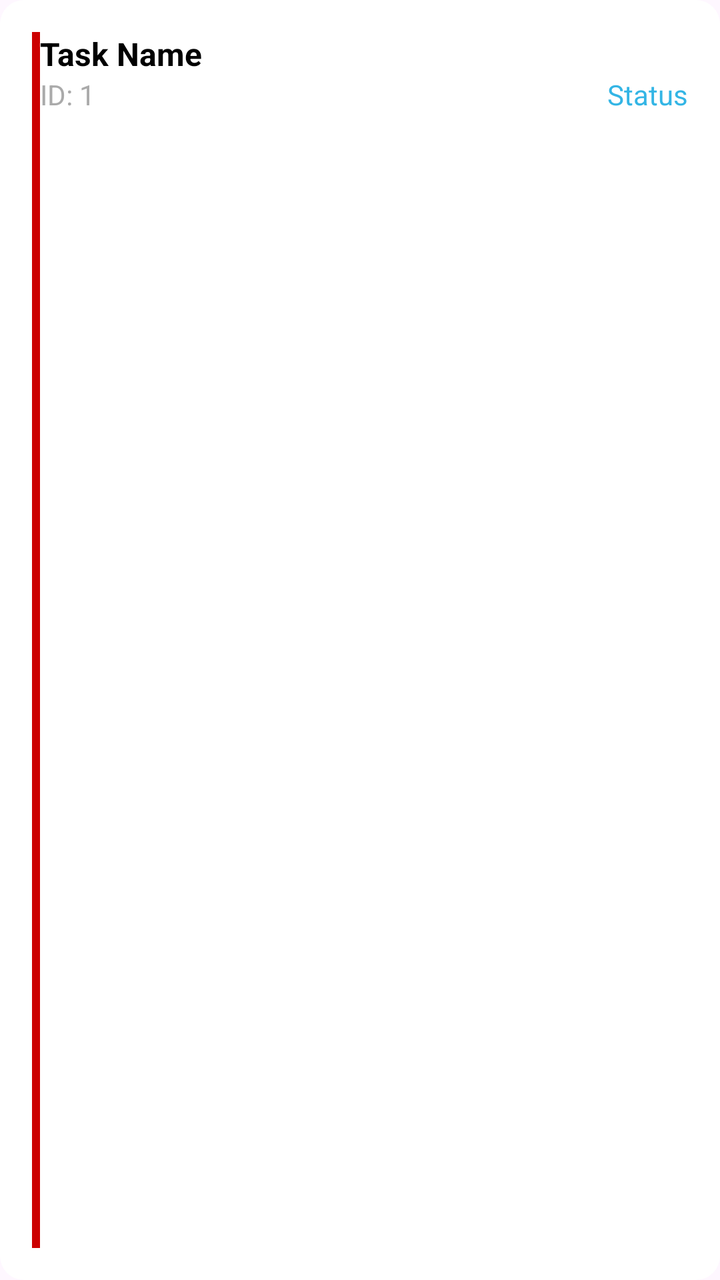
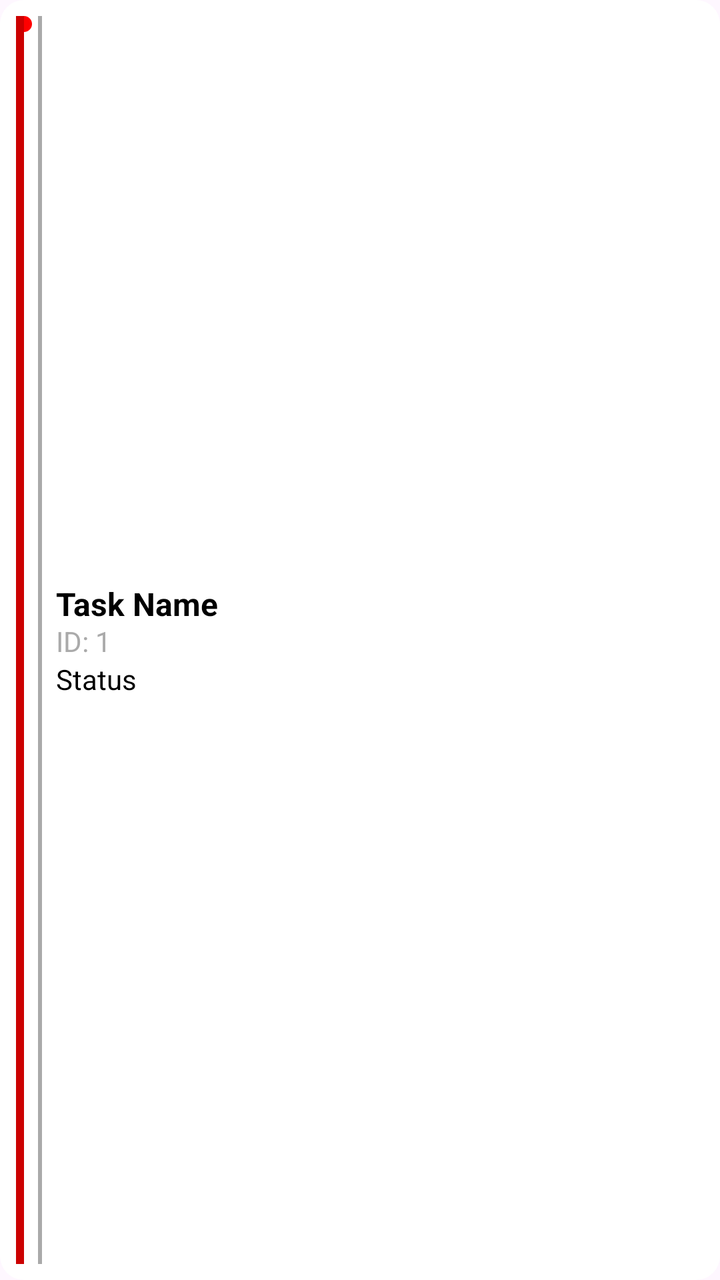

Compare the two renders of this Android layout. The source of the first and the diff that turns it into the second are given below.
<!-- AndroidManifest.xml: application theme Theme.DailyTasker -->
<!-- res/layout/item_task.xml -->
<androidx.constraintlayout.widget.ConstraintLayout
    xmlns:android="http://schemas.android.com/apk/res/android"
    xmlns:app="http://schemas.android.com/apk/res-auto"
    android:layout_width="match_parent"
    android:layout_height="wrap_content"
    android:padding="16dp"
    android:background="@drawable/task_background"
    android:layout_marginBottom="8dp">

    
    <View
        android:id="@+id/verticalLine"
        android:layout_width="4dp"
        android:layout_height="match_parent"
        android:layout_marginEnd="8dp"
        android:background="@android:color/holo_red_dark"
        app:layout_constraintStart_toStartOf="parent"
        app:layout_constraintTop_toTopOf="parent"
        app:layout_constraintBottom_toBottomOf="parent" />

    
    <TextView
        android:id="@+id/textViewShortName"
        android:layout_width="0dp"
        android:layout_height="wrap_content"
        android:text="Task Name"
        android:textSize="16sp"
        android:textStyle="bold"
        android:textColor="@android:color/black"
        app:layout_constraintStart_toEndOf="@id/verticalLine"
        app:layout_constraintTop_toTopOf="parent"
        app:layout_constraintEnd_toEndOf="parent"
        app:layout_constraintHorizontal_bias="0.0" />

    
    <TextView
        android:id="@+id/textViewTaskId"
        android:layout_width="wrap_content"
        android:layout_height="wrap_content"
        android:text="ID: 1"
        android:textSize="14sp"
        android:textColor="@android:color/darker_gray"
        app:layout_constraintStart_toStartOf="@id/textViewShortName"
        app:layout_constraintTop_toBottomOf="@id/textViewShortName"
        app:layout_constraintHorizontal_bias="0.0" />

    
    <TextView
        android:id="@+id/textViewStatus"
        android:layout_width="wrap_content"
        android:layout_height="wrap_content"
        android:text="Status"
        android:textSize="14sp"
        android:textColor="@android:color/holo_blue_light"
        app:layout_constraintEnd_toEndOf="parent"
        app:layout_constraintTop_toBottomOf="@id/textViewShortName"
        app:layout_constraintHorizontal_bias="1.0" />
</androidx.constraintlayout.widget.ConstraintLayout>
<!-- resources referenced by this layout -->
<resources>
  <!-- drawable task_background (drawable) -->
  <shape xmlns:android="http://schemas.android.com/apk/res/android">
      <solid android:color="@android:color/white" />
      <corners android:radius="12dp" />
      <padding android:left="8dp" android:top="8dp" android:right="8dp" android:bottom="8dp" />
  
  </shape>
  <style name="Theme.DailyTasker" parent="Base.Theme.DailyTasker" />
  <style name="Base.Theme.DailyTasker" parent="Theme.Material3.DayNight.NoActionBar">
          
          
      </style>
</resources>

<!-- the commit's change to res/layout/item_task.xml (unified diff, before → after) -->
@@ -1,11 +1,34 @@
 <androidx.constraintlayout.widget.ConstraintLayout
     xmlns:android="http://schemas.android.com/apk/res/android"
     xmlns:app="http://schemas.android.com/apk/res-auto"
+    xmlns:tools="http://schemas.android.com/tools"
     android:layout_width="match_parent"
     android:layout_height="wrap_content"
-    android:padding="16dp"
+    android:orientation="horizontal"
+    android:padding="8dp"
     android:background="@drawable/task_background"
     android:layout_marginBottom="8dp">
+
+    
+    <FrameLayout
+        android:layout_width="24dp"
+        android:layout_height="match_parent"
+        android:gravity="center"
+        app:layout_constraintStart_toStartOf="parent"
+        app:layout_constraintTop_toTopOf="parent"
+        app:layout_constraintBottom_toBottomOf="parent">
+
+        <View
+            android:layout_width="8dp"
+            android:layout_height="8dp"
+            android:background="@drawable/circle_background" />
+
+        <View
+            android:layout_width="2dp"
+            android:layout_height="match_parent"
+            android:layout_gravity="center"
+            android:background="@android:color/darker_gray" />
+    </FrameLayout>
 
     
     <View
@@ -19,40 +42,48 @@
         app:layout_constraintBottom_toBottomOf="parent" />
 
     
-    <TextView
-        android:id="@+id/textViewShortName"
-        android:layout_width="0dp"
+    <LinearLayout
+        android:layout_width="wrap_content"
         android:layout_height="wrap_content"
-        android:text="Task Name"
-        android:textSize="16sp"
-        android:textStyle="bold"
-        android:textColor="@android:color/black"
+        android:orientation="vertical"
+        android:paddingStart="16dp"
         app:layout_constraintStart_toEndOf="@id/verticalLine"
         app:layout_constraintTop_toTopOf="parent"
-        app:layout_constraintEnd_toEndOf="parent"
-        app:layout_constraintHorizontal_bias="0.0" />
+        app:layout_constraintBottom_toBottomOf="parent">
 
-    
-    <TextView
-        android:id="@+id/textViewTaskId"
-        android:layout_width="wrap_content"
-        android:layout_height="wrap_content"
-        android:text="ID: 1"
-        android:textSize="14sp"
-        android:textColor="@android:color/darker_gray"
-        app:layout_constraintStart_toStartOf="@id/textViewShortName"
-        app:layout_constraintTop_toBottomOf="@id/textViewShortName"
-        app:layout_constraintHorizontal_bias="0.0" />
+        
+        <TextView
+            android:id="@+id/textViewShortName"
+            android:layout_width="249dp"
+            android:layout_height="20dp"
+            android:text="Task Name"
+            android:textColor="@android:color/black"
+            android:textSize="16sp"
+            android:textStyle="bold" />
 
-    
-    <TextView
-        android:id="@+id/textViewStatus"
-        android:layout_width="wrap_content"
-        android:layout_height="wrap_content"
-        android:text="Status"
-        android:textSize="14sp"
-        android:textColor="@android:color/holo_blue_light"
-        app:layout_constraintEnd_toEndOf="parent"
-        app:layout_constraintTop_toBottomOf="@id/textViewShortName"
-        app:layout_constraintHorizontal_bias="1.0" />
+        
+        <TextView
+            android:id="@+id/textViewTaskId"
+            android:layout_width="wrap_content"
+            android:layout_height="wrap_content"
+            android:text="ID: 1"
+            android:textColor="@android:color/darker_gray"
+            android:textSize="14sp"
+            app:layout_constraintHorizontal_bias="0.0"
+            app:layout_constraintStart_toStartOf="@id/textViewShortName"
+            app:layout_constraintTop_toBottomOf="@id/textViewShortName" />
+
+        
+        <TextView
+            android:id="@+id/textViewStatus"
+            android:layout_width="wrap_content"
+            android:layout_height="wrap_content"
+            android:text="Status"
+            android:textColor="#000000"
+            android:textSize="14sp"
+            app:layout_constraintEnd_toEndOf="parent"
+            app:layout_constraintHorizontal_bias="1.0"
+            app:layout_constraintTop_toBottomOf="@id/textViewShortName" />
+
+    </LinearLayout>
 </androidx.constraintlayout.widget.ConstraintLayout>
<!-- resource entries referenced after the edit -->
@@ -1,10 +1,20 @@
 <!-- resources referenced by this layout -->
 <resources>
+  <!-- drawable circle_background (drawable) -->
+  <?xml version="1.0" encoding="utf-8"?>
+  
+  <shape xmlns:android="http://schemas.android.com/apk/res/android">
+      <solid android:color="#FF0000" />
+      <corners android:radius="16dp" />
+  </shape>
   <!-- drawable task_background (drawable) -->
   <shape xmlns:android="http://schemas.android.com/apk/res/android">
       <solid android:color="@android:color/white" />
       <corners android:radius="12dp" />
-      <padding android:left="8dp" android:top="8dp" android:right="8dp" android:bottom="8dp" />
+      <padding android:left="8dp"
+          android:top="8dp"
+          android:right="8dp"
+          android:bottom="8dp" />
   
   </shape>
   <style name="Theme.DailyTasker" parent="Base.Theme.DailyTasker" />
